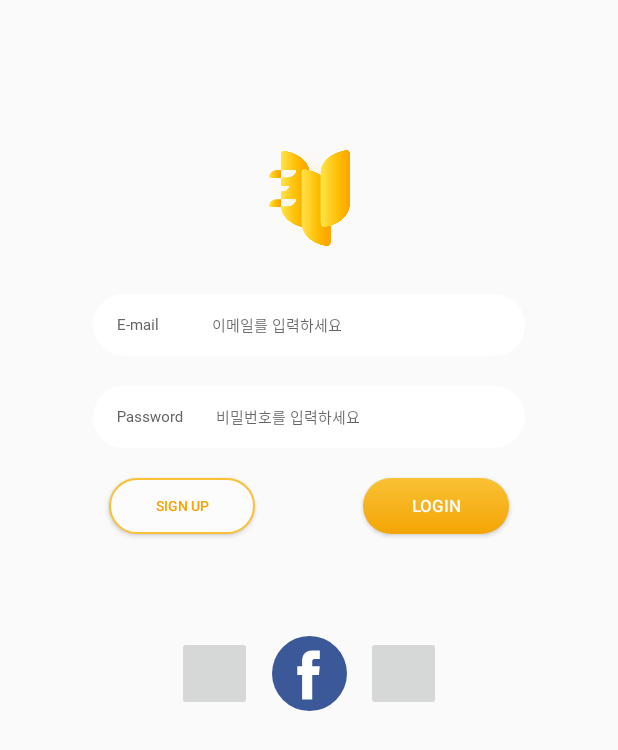
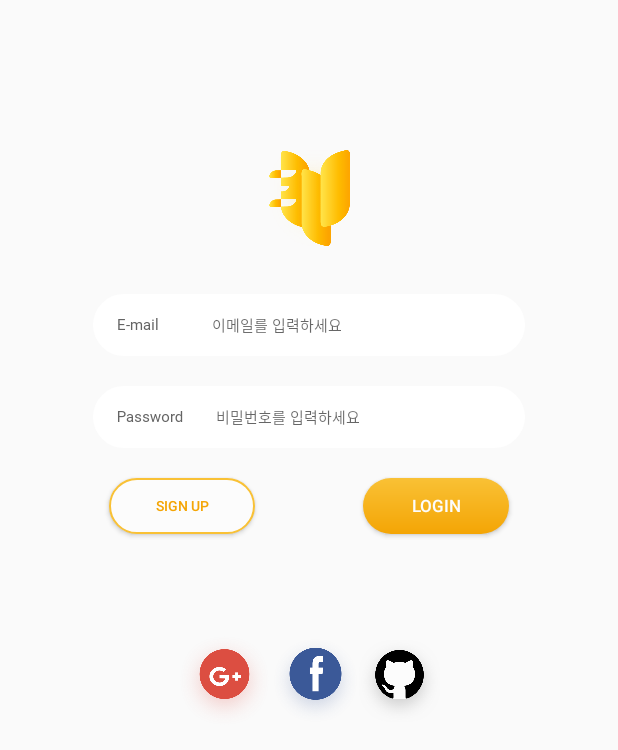
Before and after one commit to EV-ElevatorMusic/EV_app, an Android app: the LoginActivity screen opened directly, with no data from a screen before it, on a phone screen of 412 x 824 dp. Shown: the top 750 px of the screen. Run offline under Robolectric (Android 15) with nearby library versions, the phone set to English and light mode, and no system bars; our stand-ins replace Firebase (no records; nobody signed in at launch, a user with empty details on screens opened directly); libraries missing offline, so code that uses them is left out: com.facebook, com.facebook.login; 2 statements that could not run were skipped.

Commit message:
xml icon 넣음

```diff
--- a/app/src/main/res/layout/activity_login.xml
+++ b/app/src/main/res/layout/activity_login.xml
@@ -128,32 +128,32 @@
         app:layout_constraintLeft_toRightOf="@+id/loginText"
         android:layout_marginTop="20dp"/>
 
+    <ImageButton
+        android:id="@+id/loginGoogle"
+        android:background="@drawable/google"
+        android:layout_width="63dp"
+        android:layout_height="63dp"
+        android:layout_marginTop="66dp"
+        app:layout_constraintTop_toBottomOf="@+id/loginEnter"
+        app:layout_constraintLeft_toLeftOf="parent"
+        android:layout_marginLeft="118dp" />
+
+    <ImageButton
+        android:background="@drawable/fackbook"
+        android:id="@+id/loginFb"
+        android:layout_width="59dp"
+        android:layout_height="59dp"
+        android:layout_marginTop="68dp"
+        app:layout_constraintTop_toBottomOf="@+id/loginEnter"
+        app:layout_constraintLeft_toRightOf="@id/loginGoogle"
+        app:layout_constraintRight_toLeftOf="@+id/loginGithub"/>
 
     <ImageButton
         android:id="@+id/loginGithub"
-        android:layout_width="50dp"
-        android:layout_height="50dp"
-        android:layout_marginTop="68dp"
-        app:layout_constraintTop_toBottomOf="@+id/loginEnter"
-        app:layout_constraintLeft_toLeftOf="parent"
-        android:layout_marginLeft="118dp"/>
-
-    <ImageButton
-        android:background="@drawable/ic_facebook"
-        android:id="@+id/loginFb"
-        android:layout_width="50dp"
-        android:layout_height="50dp"
-        android:layout_marginTop="68dp"
-        app:layout_constraintTop_toBottomOf="@+id/loginEnter"
-        app:layout_constraintLeft_toLeftOf="@+id/loginGithub"
-        app:layout_constraintRight_toRightOf="@+id/loginGoogle"
-        android:elevation="10dp"/>
-
-    <ImageButton
-        android:id="@+id/loginGoogle"
-        android:layout_width="50dp"
-        android:layout_height="50dp"
-        android:layout_marginTop="68dp"
+        android:background="@drawable/git"
+        android:layout_width="55dp"
+        android:layout_height="55dp"
+        android:layout_marginTop="70dp"
         app:layout_constraintTop_toBottomOf="@+id/loginEnter"
         app:layout_constraintRight_toRightOf="parent"
         android:layout_marginRight="118dp"/>
--- a/app/src/main/res/menu/activity_main3_drawer.xml
+++ b/app/src/main/res/menu/activity_main3_drawer.xml
@@ -6,12 +6,12 @@
 
     <group android:checkableBehavior="single">
         <item android:title="MAEUM 음악 추천"
-            android:icon="@drawable/nav_chat"
+            android:icon="@mipmap/chat"
             android:id="@+id/chatting"
             app:showAsAction="ifRoom"/>
 
         <item android:id="@+id/mRanking"
-            android:icon="@drawable/nav_ranking"
+            android:icon="@mipmap/ranking1"
             android:title="음악 랭킹"
             app:showAsAction="ifRoom"/>
     </group>
```
Also changed, not shown: app/src/main/res/drawable/fackbook.png (added), app/src/main/res/drawable/git.png (added), app/src/main/res/drawable/google.png (added), app/src/main/res/mipmap-xxxhdpi/chat.png (added), app/src/main/res/mipmap-xxxhdpi/ranking1.png (added).
